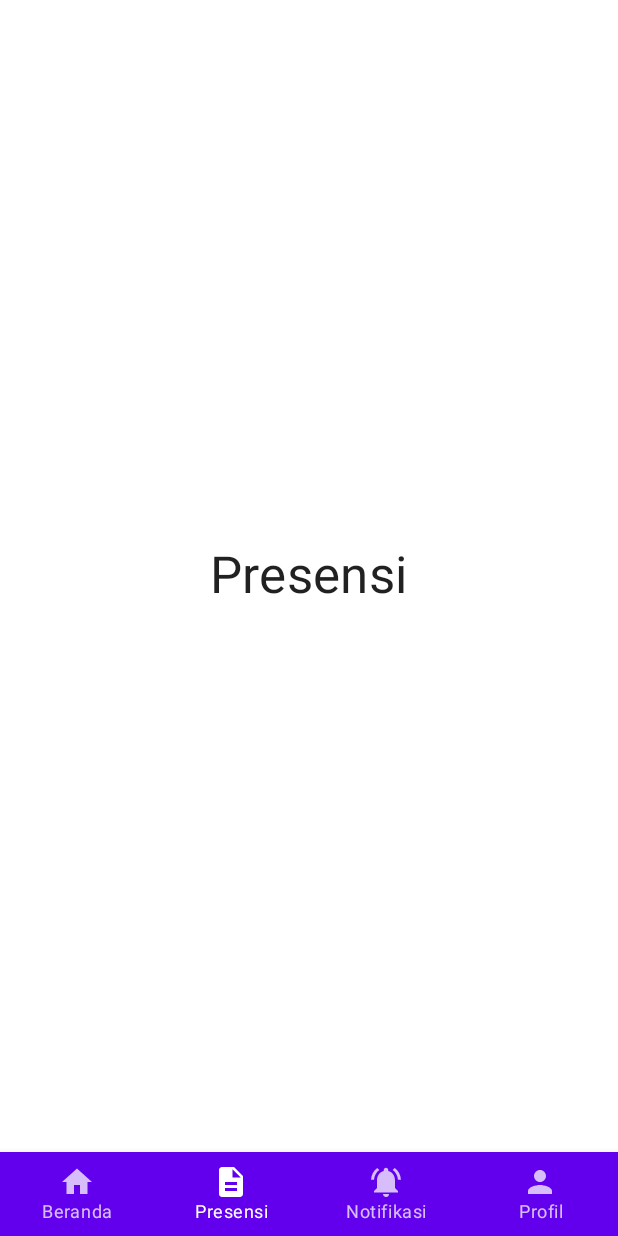
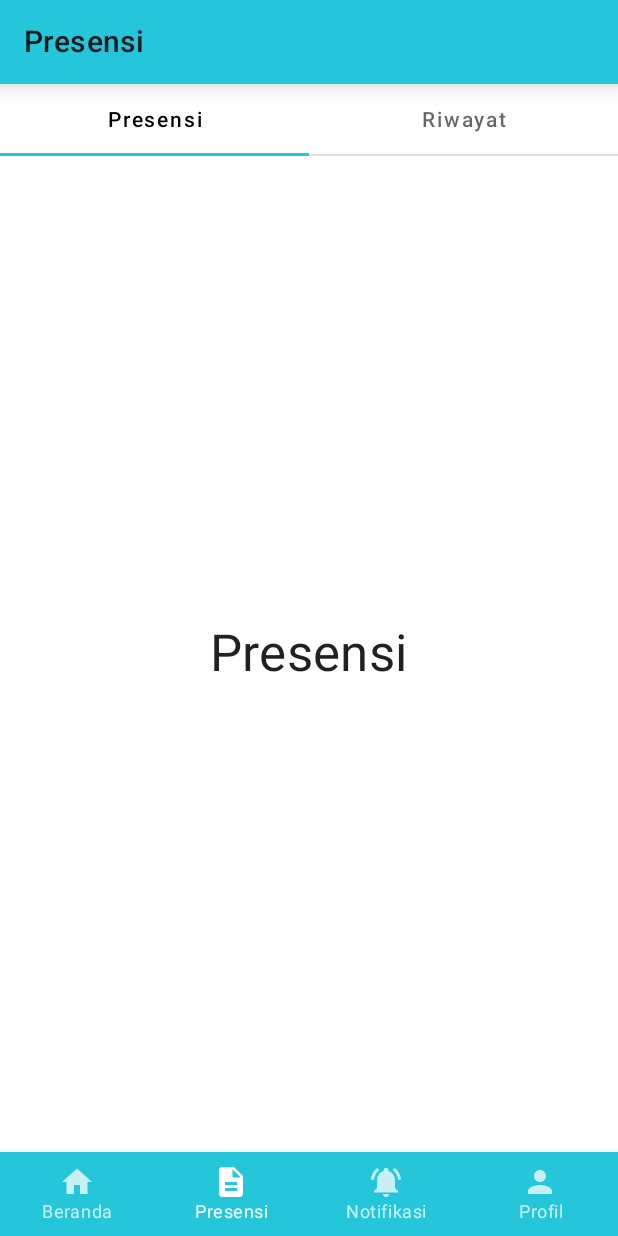
Before and after one commit to Simpadu/Simpadu-App, an Android app built with Jetpack Compose: the screen it shows after launch (MainActivity), item 2 of the bottom bar chosen, on a phone screen of 412 x 824 dp. Run offline under Robolectric (Android 15) with nearby library versions, the phone set to English and light mode, and no system bars.

Commit message:
berhasil slicing ui

```diff
--- /dev/null
+++ b/app/src/main/java/com/rie/simpaduapp/ui/screen/presensi/view/Presence.kt
@@ -0,0 +1,38 @@
+package com.rie.simpaduapp.ui.screen.presensi.view
+
+import androidx.compose.foundation.layout.Arrangement
+import androidx.compose.foundation.layout.Column
+import androidx.compose.foundation.layout.fillMaxSize
+import androidx.compose.foundation.layout.padding
+import androidx.compose.material.MaterialTheme
+import androidx.compose.material.Text
+import androidx.compose.runtime.Composable
+import androidx.compose.ui.Alignment
+import androidx.compose.ui.Modifier
+import androidx.compose.ui.res.stringResource
+import androidx.compose.ui.unit.dp
+import com.rie.simpaduapp.R
+
+@Composable
+fun Presence() {
+    PresenceContent()
+}
+
+@Composable
+fun PresenceContent(
+    modifier: Modifier = Modifier
+) {
+    Column(
+        horizontalAlignment = Alignment.CenterHorizontally,
+        verticalArrangement = Arrangement.Center,
+        modifier = modifier
+            .fillMaxSize()
+            .padding(16.dp)
+    ) {
+        Text(
+            text = stringResource(R.string.menu_presensi),
+            style = MaterialTheme.typography.h4
+        )
+
+    }
+}
--- /dev/null
+++ b/app/src/main/java/com/rie/simpaduapp/ui/screen/presensi/view/PresenceScreen.kt
@@ -0,0 +1,73 @@
+package com.rie.simpaduapp.ui.screen.presensi
+
+import androidx.compose.foundation.layout.Arrangement
+import androidx.compose.foundation.layout.Column
+import androidx.compose.foundation.layout.fillMaxSize
+import androidx.compose.foundation.layout.padding
+import androidx.compose.material.*
+import androidx.compose.material.TabRowDefaults.tabIndicatorOffset
+import androidx.compose.runtime.Composable
+import androidx.compose.runtime.mutableStateListOf
+import androidx.compose.runtime.mutableStateOf
+import androidx.compose.runtime.remember
+import androidx.compose.ui.Alignment
+import androidx.compose.ui.Modifier
+import androidx.compose.ui.graphics.Color
+import androidx.compose.ui.res.stringResource
+import androidx.compose.ui.tooling.preview.Preview
+import androidx.compose.ui.unit.dp
+import com.rie.simpaduapp.R
+import com.rie.simpaduapp.ui.screen.notification.view.Announcement
+import com.rie.simpaduapp.ui.screen.notification.view.Reminder
+import com.rie.simpaduapp.ui.screen.presensi.view.HistoryPresence
+import com.rie.simpaduapp.ui.screen.presensi.view.Presence
+import com.rie.simpaduapp.ui.theme.SimpaduAppTheme
+
+@Composable
+fun PresenceScreen() {
+    val tabs = remember { mutableStateListOf("Presensi", "Riwayat") }
+    val selectedTabIndex = remember { mutableStateOf(0) }
+
+    Scaffold(
+        topBar = {
+            TopAppBar(
+                title = { Text("Presensi") },
+                contentColor = Color.Black,
+                elevation = 10.dp
+            )
+        },
+        content = { it
+            Column(modifier = Modifier.fillMaxSize()) {
+                TabRow(
+                    selectedTabIndex = selectedTabIndex.value,
+                    backgroundColor = Color.White,
+                    indicator = { tabPositions ->
+                        TabRowDefaults.Indicator(
+                            modifier = Modifier.tabIndicatorOffset(tabPositions[selectedTabIndex.value]),
+                            color = Color(0XFF26C6DA)
+                        )
+                    }
+                ) {
+                    tabs.forEachIndexed { index, title ->
+                        Tab(
+                            selected = selectedTabIndex.value == index,
+                            onClick = { selectedTabIndex.value = index },
+                            text = { Text(title) }
+                        )
+                    }
+                }
+                when (selectedTabIndex.value) {
+                    0 -> Presence()
+                    1 -> HistoryPresence()
+                }
+            }
+        }
+    )
+}
+
+
+@Preview
+@Composable
+fun NotificationScreenPreview() {
+    PresenceScreen()
+}
--- a/app/src/main/java/com/rie/simpaduapp/ui/screen/profile/view/ProfileScreen.kt
+++ b/app/src/main/java/com/rie/simpaduapp/ui/screen/profile/view/ProfileScreen.kt
@@ -87,7 +87,7 @@ fun AppBar(title: String) {
     TopAppBar(
         title = { Text(text = title) },
 //        backgroundColor = GreenPressed,
-        contentColor = Color.White,
+        contentColor = Color.Black,
         elevation = 10.dp
     )
 }
--- a/app/src/main/java/com/rie/simpaduapp/ui/theme/Color.kt
+++ b/app/src/main/java/com/rie/simpaduapp/ui/theme/Color.kt
@@ -2,7 +2,7 @@ package com.rie.simpaduapp.ui.theme
 
 import androidx.compose.ui.graphics.Color
 
-val Purple200 = Color(0xFFBB86FC)
-val Purple500 = Color(0xFF6200EE)
-val Purple700 = Color(0xFF3700B3)
-val Teal200 = Color(0xFF03DAC5)
+val cyan200 = Color(0XFF6FF9FF)
+val cyan500 = Color(0XFF26C6DA)
+val cyan700 = Color(0XFF0095A8)
+val blue500 = Color(0XFF2196F3)
--- a/app/src/main/java/com/rie/simpaduapp/ui/theme/Theme.kt
+++ b/app/src/main/java/com/rie/simpaduapp/ui/theme/Theme.kt
@@ -7,15 +7,15 @@ import androidx.compose.material.lightColors
 import androidx.compose.runtime.Composable
 
 private val DarkColorPalette = darkColors(
-    primary = Purple200,
-    primaryVariant = Purple700,
-    secondary = Teal200
+    primary = cyan200,
+    primaryVariant = cyan700,
+    secondary = blue500
 )
 
 private val LightColorPalette = lightColors(
-    primary = Purple500,
-    primaryVariant = Purple700,
-    secondary = Teal200
+    primary = cyan500,
+    primaryVariant = cyan700,
+    secondary = blue500
 
     /* Other default colors to override
     background = Color.White,
```
Also changed, not shown: app/src/main/java/com/rie/simpaduapp/MainActivity.kt (+3 -7 lines), app/src/main/java/com/rie/simpaduapp/ui/components/BannerItem.kt (added, +32 -0 lines), app/src/main/java/com/rie/simpaduapp/ui/components/CategoryItem.kt (added, +100 -0 lines), app/src/main/java/com/rie/simpaduapp/ui/screen/notification/view/Announcement.kt (renamed from app/src/main/java/com/rie/simpaduapp/ui/screen/presensi/PresenceScreen.kt, +4 -14 lines), app/src/main/java/com/rie/simpaduapp/ui/screen/notification/view/NotificationScreen.kt (added, +73 -0 lines), app/src/main/java/com/rie/simpaduapp/ui/screen/notification/view/Reminder.kt (renamed from app/src/main/java/com/rie/simpaduapp/ui/screen/notification/NotificationScreen.kt, +4 -14 lines), app/src/main/java/com/rie/simpaduapp/ui/screen/presensi/view/HistoryPresence.kt (added, +38 -0 lines), app/src/main/res/drawable/banner.png (added).
